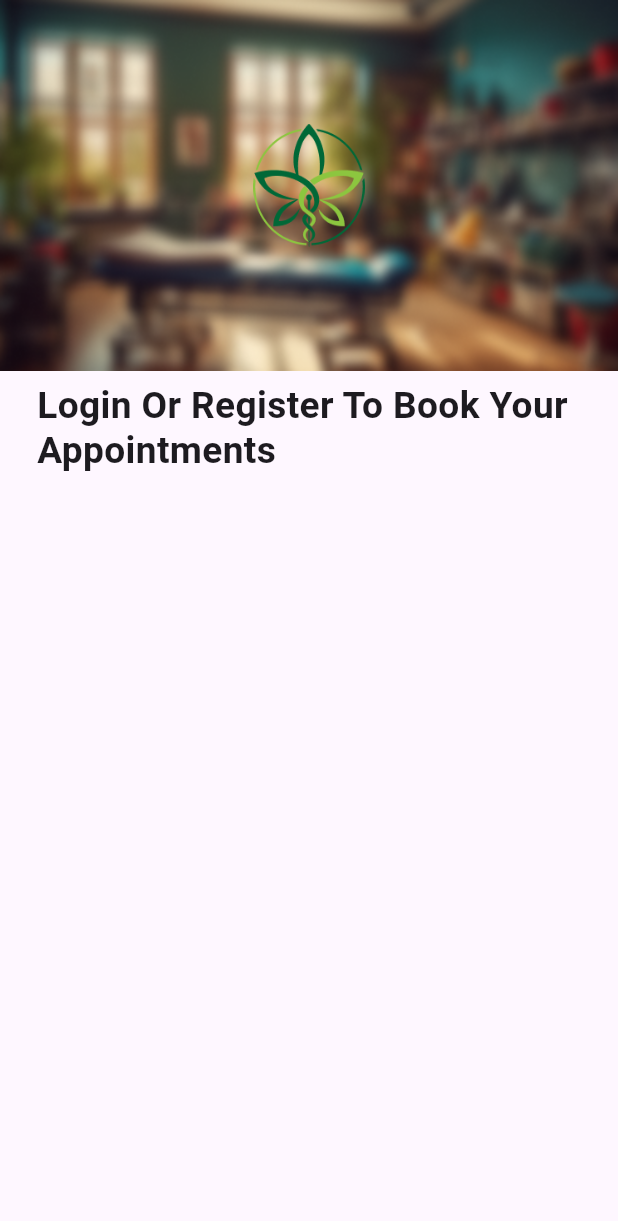
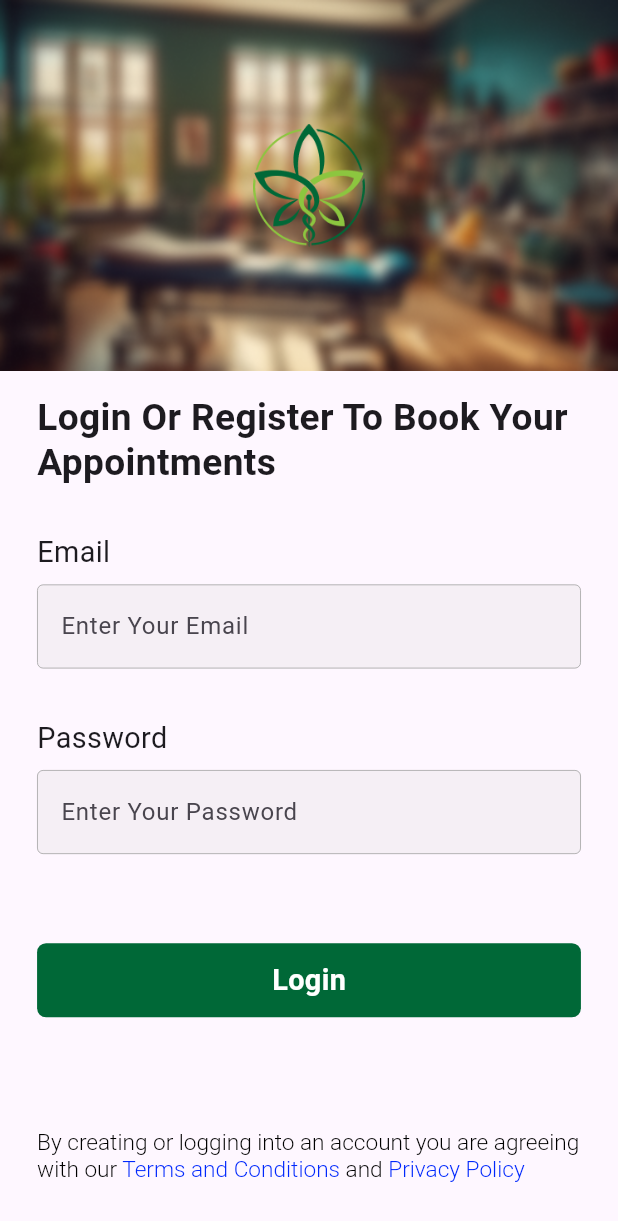
Before and after one commit to mohamed-sajidh/AyurCare, a Flutter app: the screen it shows after launch, on a phone screen of 412 x 824 dp. Shown: the top 1221 px of the screen. Run offline on Flutter 3.47's test engine with Material 3 defaults, Android fonts, the light colour scheme and no system bars; our stand-ins replace flutter_dotenv, sizer.

Commit message:
login page ui completed

```diff
--- a/lib/layers/presentation/login_page/login_page_widgets/view/lg_user_credentials.dart
+++ b/lib/layers/presentation/login_page/login_page_widgets/view/lg_user_credentials.dart
@@ -17,10 +17,143 @@ class _LgUserCredentialsState extends State<LgUserCredentials> {
       padding: EdgeInsets.symmetric(vertical: 1.h, horizontal: 3.h),
       child: Column(
         children: [
+          SizedBox(
+            height: 1.h,
+          ),
           Text(
             "Login Or Register To Book Your Appointments",
             style: TextStyle(
                 fontSize: 18.sp, fontWeight: FontWeight.w600, height: 1.2),
+          ),
+          SizedBox(
+            height: 4.h,
+          ),
+          Row(
+            children: [
+              Text(
+                "Email",
+                textAlign: TextAlign.left,
+                style: TextStyle(
+                    fontSize: 14.sp, fontWeight: FontWeight.w400, height: 1.2),
+              ),
+            ],
+          ),
+          Padding(
+            padding: const EdgeInsets.only(top: 10, bottom: 10),
+            child: TextFormField(
+              decoration: const InputDecoration(
+                filled: true,
+                fillColor: Color(0x40D9D9D9),
+                enabledBorder: OutlineInputBorder(
+                  borderSide: BorderSide(
+                    color: Colors.grey,
+                    width: 0.5,
+                  ),
+                ),
+                labelText: 'Enter Your Email',
+              ),
+            ),
+          ),
+          SizedBox(
+            height: 3.h,
+          ),
+          Row(
+            children: [
+              Text(
+                "Password",
+                textAlign: TextAlign.left,
+                style: TextStyle(
+                    fontSize: 14.sp, fontWeight: FontWeight.w400, height: 1.2),
+              ),
+            ],
+          ),
+          Padding(
+            padding: const EdgeInsets.only(top: 10, bottom: 10),
+            child: TextFormField(
+              obscureText: true,
+              decoration: const InputDecoration(
+                filled: true,
+                fillColor: Color(0x40D9D9D9),
+                enabledBorder: OutlineInputBorder(
+                  borderSide: BorderSide(
+                    color: Colors.grey,
+                    width: 0.5,
+                  ),
+                ),
+                labelText: 'Enter Your Password',
+              ),
+            ),
+          ),
+          SizedBox(
+            height: 6.h,
+          ),
+          InkWell(
+            onTap: () {
+              print("login button pressed");
+            },
+            child: Container(
+              height: 6.h,
+              width: 100.w,
+              decoration: BoxDecoration(
+                color: const Color(0xFF006837),
+                borderRadius: BorderRadius.circular(6),
+              ),
+              child: Center(
+                child: Text(
+                  "Login",
+                  style: TextStyle(
+                    color: Colors.white,
+                    fontSize: 14.sp,
+                    fontWeight: FontWeight.w600,
+                    height: 1.2,
+                  ),
+                ),
+              ),
+            ),
+          ),
+          SizedBox(
+            height: 9.h,
+          ),
+          RichText(
+            text: TextSpan(
+              text:
+                  'By creating or logging into an account you are agreeing with our',
+              style: TextStyle(
+                fontSize: 11.sp,
+                fontWeight: FontWeight.w300,
+                height: 1.2,
+                color: Colors.black,
+              ),
+              children: <TextSpan>[
+                TextSpan(
+                  text: ' Terms and Conditions',
+                  style: TextStyle(
+                    fontSize: 11.sp,
+                    fontWeight: FontWeight.w300,
+                    height: 1.2,
+                    color: const Color(0xFF0028FC),
+                  ),
+                ),
+                TextSpan(
+                  text: ' and',
+                  style: TextStyle(
+                    fontSize: 11.sp,
+                    fontWeight: FontWeight.w300,
+                    height: 1.2,
+                    color: Colors.black,
+                  ),
+                ),
+                TextSpan(
+                  text: ' Privacy Policy',
+                  style: TextStyle(
+                    fontSize: 11.sp,
+                    fontWeight: FontWeight.w300,
+                    height: 1.2,
+                    color: const Color(0xFF0028FC),
+                  ),
+                ),
+              ],
+            ),
           ),
         ],
       ),
```
Also changed, not shown: lib/layers/presentation/login_page/login_page_widgets/change_notifier/login_page_change_notifier.dart (added).
